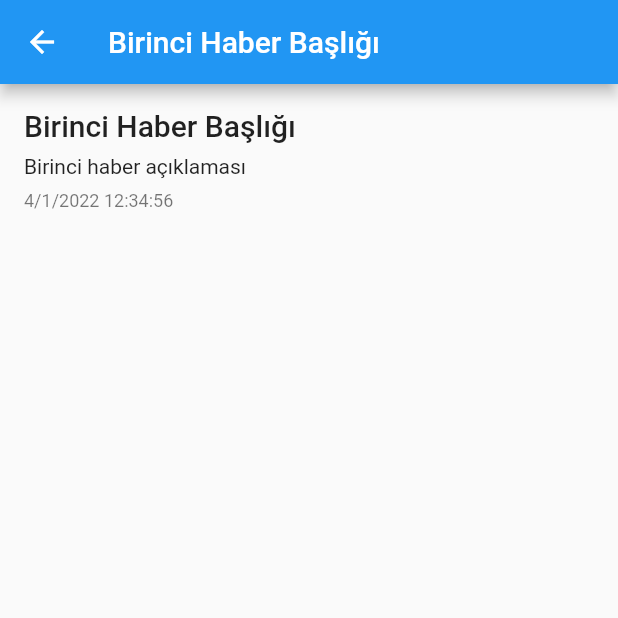
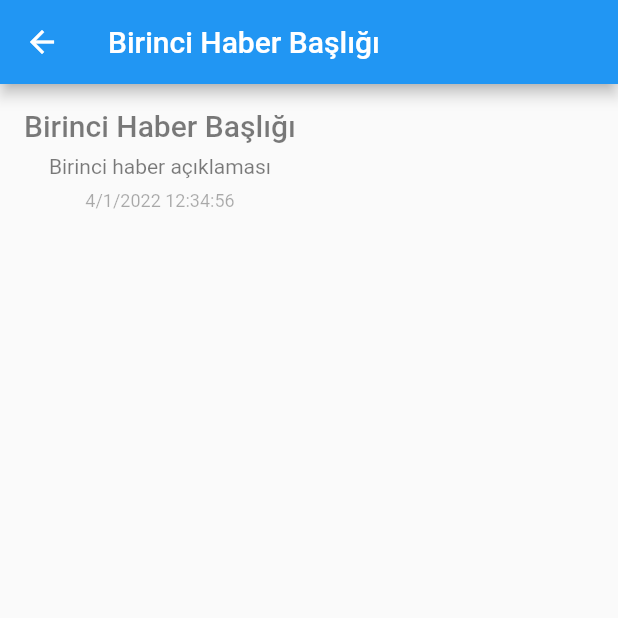
Before and after one commit to vuralkayracetintas/app_jam_f_40, a Flutter app: the NewsList screen opened directly, after a tap on "Birinci Haber Başlığı", on a phone screen of 412 x 824 dp, the top half of it. Run offline on Flutter 3.47's test engine with Material 2 defaults, Android fonts, the phone set to English and light mode, and no system bars.

Commit message:
animasyon eklendi , kodlar duzenlendi

```diff
--- a/lib/pages/flutter_duyuru_page.dart
+++ b/lib/pages/flutter/flutter_duyuru_page.dart
@@ -40,7 +40,7 @@ class _NewsListState extends State<NewsList> {
   Widget build(BuildContext context) {
     return Scaffold(
       appBar: AppBar(
-        title: Text('Haberler'),
+        title: const Text('Haberler'),
       ),
       body: ListView.builder(
         itemCount: newsList.length,
@@ -67,35 +67,60 @@ class _NewsListState extends State<NewsList> {
   }
 }
 
-class NewsDetail extends StatelessWidget {
+class NewsDetail extends StatefulWidget {
   final News news;
 
   const NewsDetail({Key? key, required this.news}) : super(key: key);
 
   @override
+  State<NewsDetail> createState() => _NewsDetailState();
+}
+
+class _NewsDetailState extends State<NewsDetail> {
+  double opacityLevel = 0;
+
+  @override
+  void initState() {
+    super.initState();
+    Future.delayed(const Duration(milliseconds: 500), () {
+      setState(() {
+        opacityLevel = 1;
+      });
+    });
+  }
+
+  @override
   Widget build(BuildContext context) {
     return Scaffold(
       appBar: AppBar(
-        title: Text(news.title),
+        title: Text(widget.news.title),
       ),
       body: Padding(
-        padding: EdgeInsets.all(16.0),
+        padding: const EdgeInsets.all(16.0),
         child: Column(
           crossAxisAlignment: CrossAxisAlignment.start,
           children: [
+            AnimatedOpacity(
+              opacity: opacityLevel,
+              duration: const Duration(milliseconds: 1000),
+              child: Column(
+                children: [
                   Text(
-              news.title,
+                    widget.news.title,
                     style: Theme.of(context).textTheme.titleLarge,
                   ),
-            SizedBox(height: 8.0),
+                  const SizedBox(height: 8.0),
                   Text(
-              news.description,
+                    widget.news.description,
                     style: Theme.of(context).textTheme.bodyMedium,
                   ),
-            SizedBox(height: 8.0),
+                  const SizedBox(height: 8.0),
                   Text(
-              DateFormat.yMd().add_Hms().format(news.publishedAt),
+                    DateFormat.yMd().add_Hms().format(widget.news.publishedAt),
                     style: Theme.of(context).textTheme.bodySmall,
+                  ),
+                ],
+              ),
             ),
           ],
         ),
--- a/lib/pages/home_page.dart
+++ b/lib/pages/home_page.dart
@@ -1,6 +1,6 @@
 import 'package:flutter/material.dart';
 import 'package:intl/intl.dart';
-import 'package:jam_app/pages/flutter_duyuru_page.dart';
+import 'package:jam_app/pages/flutter/flutter_duyuru_page.dart';
 
 class News {
   final String title;
@@ -13,21 +13,10 @@ class News {
       required this.publishedAt});
 }
 
-class HomePage extends StatefulWidget {
+class HomePage extends StatelessWidget {
   const HomePage({super.key});
 
   @override
-  State<HomePage> createState() => _HomePageState();
-}
-
-class _HomePageState extends State<HomePage> {
-double opacityLevel = 1.0;
- void _changeOpacity() {
-    setState(() => opacityLevel = opacityLevel == 0 ? 1.0 : 0.0);
-  }
-
-  @override
-
   Widget build(BuildContext context) {
     return Scaffold(
       appBar: AppBar(),
@@ -35,14 +24,8 @@ double opacityLevel = 1.0;
         child: Column(
           mainAxisAlignment: MainAxisAlignment.center,
           children: [
-            AnimatedOpacity(
-          opacity: opacityLevel,
-          duration: const Duration(seconds: 3),
-          child: const FlutterLogo(),
-        ),
             ElevatedButton(
               onPressed: () {
-                _changeOpacity;
                 Navigator.push(
                     context,
                     MaterialPageRoute(
--- a/lib/unity.dart
+++ b/lib/pages/unity/unity_duyuru_page.dart
@@ -1,5 +1,4 @@
-import 'package:flutter/src/widgets/framework.dart';
-import 'package:flutter/src/widgets/placeholder.dart';
+import 'package:flutter/material.dart';
 
 class MyWidget extends StatelessWidget {
   const MyWidget({super.key});
```
Lines whose indentation alone changed are shown as unchanged.
